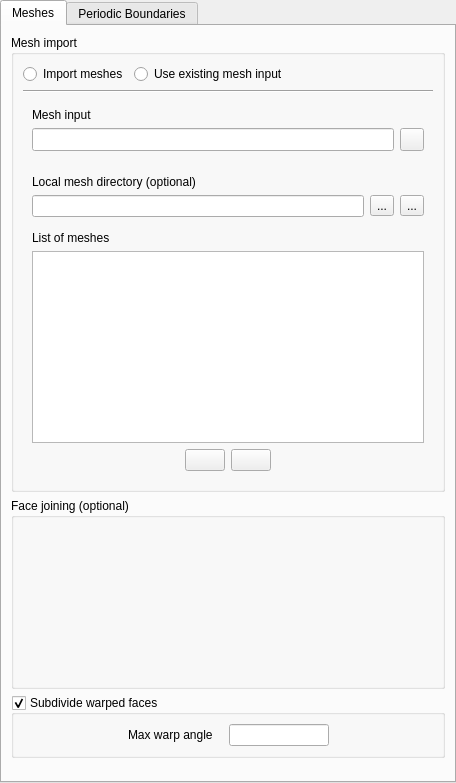
Before: the Qt Designer form gui/Pages/SolutionDomainForm.ui in code-saturne/code_saturne, drawn with Qt 5.
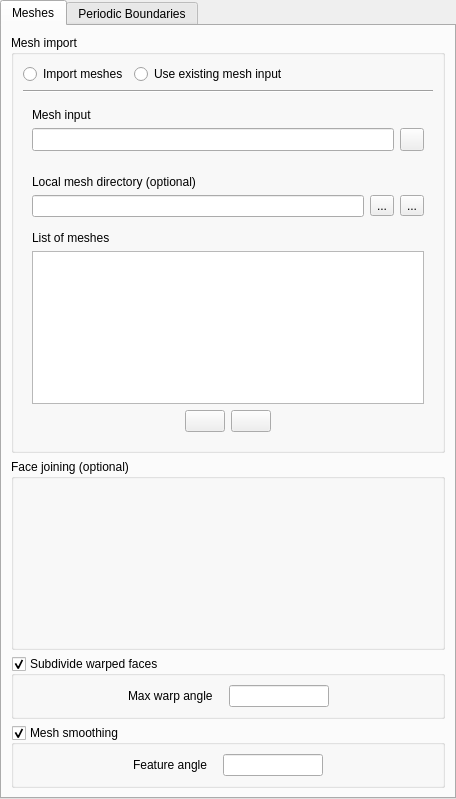
After: the same form once the commit is applied. Icons and pictures are not drawn. Custom widgets are drawn as their Qt base class.

Commit message: Add Mesh smoothing checkbox in GUI.

What changed in the file:
```diff
--- a/gui/Pages/SolutionDomainForm.ui
+++ b/gui/Pages/SolutionDomainForm.ui
@@ -7,7 +7,7 @@
     <x>0</x>
     <y>0</y>
     <width>456</width>
-    <height>783</height>
+    <height>799</height>
    </rect>
   </property>
   <property name="sizePolicy">
@@ -35,7 +35,7 @@
       <attribute name="title">
        <string>Meshes</string>
       </attribute>
-      <layout class="QGridLayout">
+      <layout class="QGridLayout" name="gridLayout_3">
        <item row="0" column="0">
         <widget class="QGroupBox" name="groupBoxMeshes">
          <property name="toolTip">
@@ -470,6 +470,103 @@
         </widget>
        </item>
        <item row="3" column="0">
+        <widget class="QGroupBox" name="groupBoxMeshSmooth">
+         <property name="title">
+          <string>Mesh smoothing</string>
+         </property>
+         <property name="checkable">
+          <bool>true</bool>
+         </property>
+         <layout class="QGridLayout" name="_4">
+          <item row="0" column="0">
+           <widget class="QFrame" name="frameSmooth">
+            <property name="frameShape">
+             <enum>QFrame::NoFrame</enum>
+            </property>
+            <property name="frameShadow">
+             <enum>QFrame::Raised</enum>
+            </property>
+            <layout class="QGridLayout" name="_5">
+             <property name="margin">
+              <number>0</number>
+             </property>
+             <property name="spacing">
+              <number>0</number>
+             </property>
+             <item row="0" column="0">
+              <layout class="QHBoxLayout" name="_6">
+               <item>
+                <spacer>
+                 <property name="orientation">
+                  <enum>Qt::Horizontal</enum>
+                 </property>
+                 <property name="sizeHint" stdset="0">
+                  <size>
+                   <width>16</width>
+                   <height>16</height>
+                  </size>
+                 </property>
+                </spacer>
+               </item>
+               <item>
+                <layout class="QHBoxLayout" name="_7">
+                 <item>
+                  <widget class="QLabel" name="label_5">
+                   <property name="statusTip">
+                    <string>Faces are cut with a Delaunay method if their warp angle is greatter than an minimal angle in degrees (default angle value: 0.01).</string>
+                   </property>
+                   <property name="text">
+                    <string>Feature angle</string>
+                   </property>
+                  </widget>
+                 </item>
+                 <item>
+                  <spacer>
+                   <property name="orientation">
+                    <enum>Qt::Horizontal</enum>
+                   </property>
+                   <property name="sizeHint" stdset="0">
+                    <size>
+                     <width>16</width>
+                     <height>16</height>
+                    </size>
+                   </property>
+                  </spacer>
+                 </item>
+                 <item>
+                  <widget class="QLineEdit" name="lineEditMeshSmooth">
+                   <property name="maximumSize">
+                    <size>
+                     <width>100</width>
+                     <height>16777215</height>
+                    </size>
+                   </property>
+                  </widget>
+                 </item>
+                </layout>
+               </item>
+               <item>
+                <spacer>
+                 <property name="orientation">
+                  <enum>Qt::Horizontal</enum>
+                 </property>
+                 <property name="sizeHint" stdset="0">
+                  <size>
+                   <width>20</width>
+                   <height>20</height>
+                  </size>
+                 </property>
+                </spacer>
+               </item>
+              </layout>
+             </item>
+            </layout>
+           </widget>
+          </item>
+         </layout>
+        </widget>
+       </item>
+       <item row="4" column="0">
         <spacer>
          <property name="orientation">
           <enum>Qt::Vertical</enum>
```
The commit also changes 7 other files.
